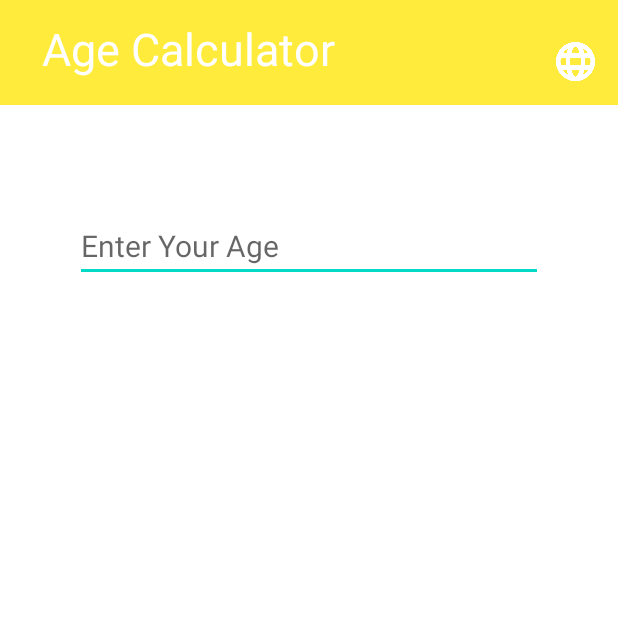
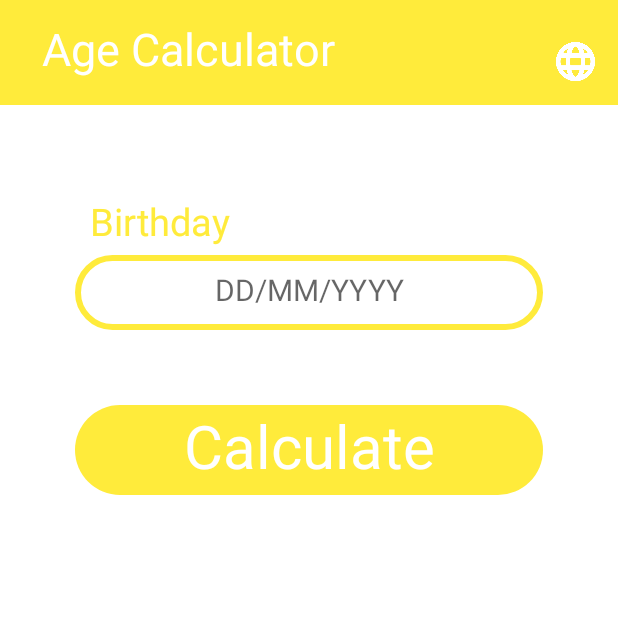
Before and after one commit to Hanan-Nawaz/AgeCalculator, an Android app: the screen it shows after launch (HomeActivity), on a phone screen of 412 x 824 dp, the top half of it. Run offline under Robolectric (Android 15) with nearby library versions, the phone set to English and light mode, and no system bars.

Commit message:
DatePicker Added and Button Added

```diff
--- a/app/src/main/java/com/example/agecalculator/HomeActivity.java
+++ b/app/src/main/java/com/example/agecalculator/HomeActivity.java
@@ -2,14 +2,29 @@ package com.example.agecalculator;
 
 import androidx.appcompat.app.AppCompatActivity;
 
+import android.app.DatePickerDialog;
 import android.content.Intent;
 import android.net.Uri;
 import android.os.Bundle;
 import android.view.View;
+import android.widget.DatePicker;
+import android.widget.EditText;
 import android.widget.ImageButton;
+import android.widget.TextView;
+import android.widget.Toast;
+
+import java.text.SimpleDateFormat;
+import java.util.Calendar;
+import java.util.Locale;
 
 public class HomeActivity extends AppCompatActivity {
 
+    int current_date = 0;
+    int current_month = 0;
+    int current_year = 0;
+    int date = 0;
+    int month = 0;
+    int year = 0;
 
     @Override
     protected void onCreate(Bundle savedInstanceState) {
@@ -19,6 +34,8 @@ public class HomeActivity extends AppCompatActivity {
         getSupportActionBar().hide();
 
         ImageButton button = findViewById(R.id.website_link);
+        EditText age_text = findViewById(R.id.age);
+        TextView textView = findViewById(R.id.btn_calculate);
 
         button.setOnClickListener(new View.OnClickListener() {
             @Override
@@ -29,6 +46,84 @@ public class HomeActivity extends AppCompatActivity {
             }
         });
 
+        age_text.setOnClickListener(new View.OnClickListener() {
+            @Override
+            public void onClick(View view) {
+                Calendar calender = Calendar.getInstance();
+                date = calender.get(Calendar.DATE);
+                month = calender.get(Calendar.MONTH);
+                year = calender.get(Calendar.YEAR);
+
+                DatePickerDialog datePickerDialog = new DatePickerDialog(HomeActivity.this, new DatePickerDialog.OnDateSetListener() {
+                    @Override
+                    public void onDateSet(DatePicker datePicker, int selected_year, int selected_month, int selected_day) {
+                        Calendar myCalendar = Calendar.getInstance();
+                        myCalendar.set(Calendar.YEAR, selected_year);
+                        myCalendar.set(Calendar.MONTH, selected_month);
+                        myCalendar.set(Calendar.DAY_OF_MONTH, selected_day);
+                        String myFormat = "dd/MM/yyyy";
+                        SimpleDateFormat sdf = new SimpleDateFormat(myFormat, Locale.FRANCE);
+
+                        age_text.setText(sdf.format(myCalendar.getTime()));
+
+                        date = selected_day;
+                        month = selected_month;
+                        year = selected_year;
+                    }
+                }, date, month, year);
+
+                datePickerDialog.show();
+
+
+            }
+        });
+
+        textView.setOnClickListener(new View.OnClickListener() {
+            @Override
+            public void onClick(View view) {
+                Calendar calender = Calendar.getInstance();
+                current_date = calender.get(Calendar.DATE);
+                current_month = calender.get(Calendar.MONTH);
+                current_year = calender.get(Calendar.YEAR);
+
+                int month_age = current_month - month;
+                int day_age = current_date - date;
+                int year_age = current_year - year;
+                int day_after_change;
+                int month_after_change;
+
+//                if(month_age < 0){
+//                    month_after_change = 12 - month_age;
+//                }
+//                else{
+//                    month_after_change = month_age;
+//                }
+//
+//                if(month_after_change == 1 || month_after_change == 3 || month_after_change == 5 || month_after_change == 7
+//                        || month_after_change == 8 || month_after_change == 10 || month_after_change == 12){
+//                    if(day_age < 0){
+//                        day_after_change = 31 +  day_age;
+//                    }
+//                    else{
+//                        day_after_change = day_age;
+//                    }
+//                }
+//                else{
+//                    if(day_age < 0){
+//                        day_after_change = 30 +  day_age;
+//                    }
+//                    else{
+//                        day_after_change = day_age;
+//                    }
+//                }
+
+
+                Toast.makeText(getApplicationContext(), month_age + "/" + day_age + "/" + year_age , Toast.LENGTH_LONG).show();
+            }
+        });
+
+
+
     }
 
 
--- /dev/null
+++ b/app/src/main/res/drawable-v24/border.xml
@@ -0,0 +1,20 @@
+<?xml version="1.0" encoding="utf-8"?>
+<shape xmlns:android="http://schemas.android.com/apk/res/android">
+
+    <corners
+        android:radius="50dp"/>
+
+    <stroke
+        android:width="4dp"
+        android:color="#FFEB3B"
+        />
+
+    <padding
+        android:left="6dp"
+        android:top="2dp"
+        android:right="6dp"
+        android:bottom="6dp" />
+
+
+
+</shape>
--- /dev/null
+++ b/app/src/main/res/drawable/button.xml
@@ -0,0 +1,13 @@
+<?xml version="1.0" encoding="utf-8"?>
+<shape xmlns:android="http://schemas.android.com/apk/res/android">
+
+    <solid
+        android:color="#FFEB3B"
+        />
+
+    <corners
+        android:radius="50sp"
+        />
+
+
+</shape>
--- a/app/src/main/res/layout-v28/activity_home.xml
+++ b/app/src/main/res/layout-v28/activity_home.xml
@@ -49,15 +49,41 @@
         android:layout_margin="50sp"
         >
 
+        <TextView
+            android:layout_width="wrap_content"
+            android:layout_height="wrap_content"
+            android:text="Birthday"
+            android:textSize="25sp"
+            android:paddingBottom="0sp"
+            android:paddingTop="10sp"
+            android:paddingLeft="10sp"
+            android:textColor="#FFEB3B"
+            />
+
         <EditText
             android:id="@+id/age"
             android:layout_width="match_parent"
-            android:layout_height="wrap_content"
-            android:inputType="date"
-            android:layout_marginTop="20sp"
-            android:hint="Enter Your Age"
+            android:layout_height="50dp"
+            android:layout_marginTop="5sp"
+            android:hint="DD/MM/YYYY"
+            android:textAlignment="center"
+            android:editable="false"
+            android:background="@drawable/border"
             android:textSize="20sp"
-            />
+            tools:ignore="Deprecated" />
+
+            <TextView
+                android:id="@+id/btn_calculate"
+                android:layout_width="match_parent"
+                android:layout_height="60sp"
+                android:background="@drawable/button"
+                android:layout_marginTop="50sp"
+                android:text="Calculate"
+                android:textAlignment="center"
+                android:textSize="40sp"
+                android:textFontWeight="@integer/material_motion_duration_long_2"
+                android:textColor="@color/white"
+                />
 
     </LinearLayout>
 
```
